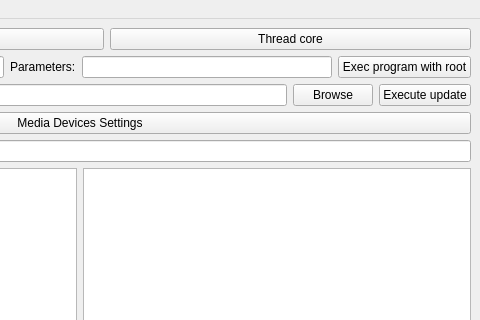
The window that App/MainWindow.ui (KangLin/RabbitCommon) describes before a commit, drawn with Qt 5; both pictures show x 320 to 800 and y 0 to 320 of the 800 by 600 pixel window.
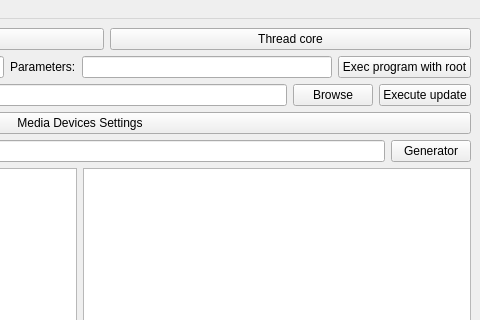
The same window after the commit. Icons and pictures are not drawn.

Commit message: Add password generator

```diff
--- a/App/MainWindow.ui
+++ b/App/MainWindow.ui
@@ -29,6 +29,13 @@
         <item>
          <widget class="QLineEdit" name="lePassword"/>
         </item>
+        <item>
+         <widget class="QPushButton" name="pbGenerator">
+          <property name="text">
+           <string>Generator</string>
+          </property>
+         </widget>
+        </item>
        </layout>
       </item>
       <item>
```
Left out of the diff: 8 changed lines with no effect on the pictures. The commit also changes 6 other files.
